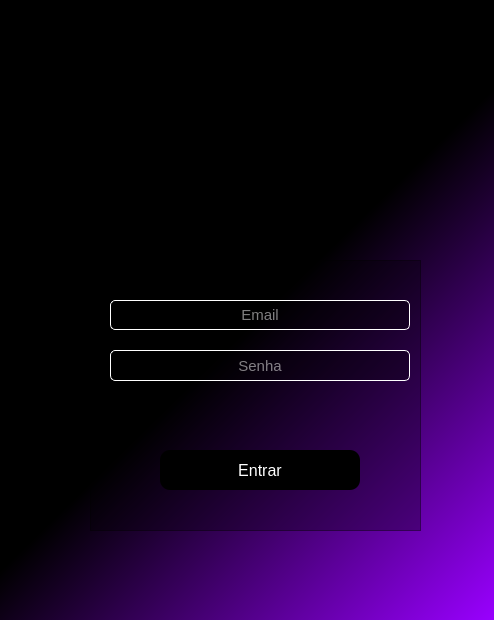
Old version of the form pages/login.ui in the repository ingridrochadev/Ophelia.
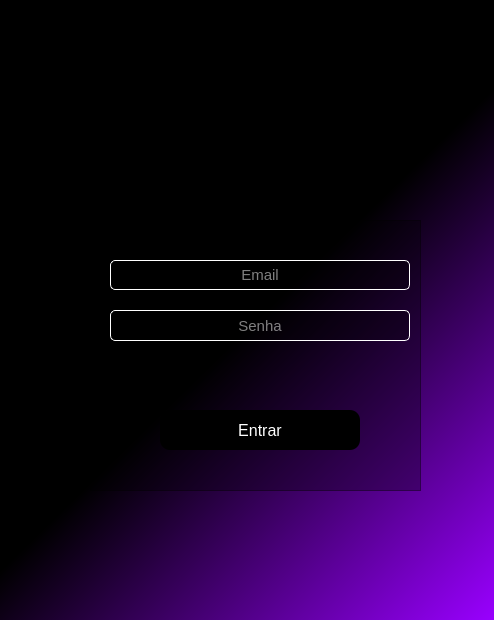
New version of the form. Icons and pictures are not drawn.

Diff of the .ui file:
```diff
--- a/pages/login.ui
+++ b/pages/login.ui
@@ -20,7 +20,7 @@
    <property name="geometry">
     <rect>
      <x>90</x>
-     <y>260</y>
+     <y>220</y>
      <width>331</width>
      <height>271</height>
     </rect>
@@ -145,9 +145,9 @@
 border-radius: 10px;
 }
 
-QPushButton::hoover{
-background-color:rgb(255,255,255);
-color:rgb(0,0,0);
+QPushButton:hover {
+background-color: rgb(255,255,255);
+color: rgb(0,0,0);
 border-radius: 10px;
 }</string>
     </property>
```
Left out of the diff: 4 changed lines with no effect on the pictures.
